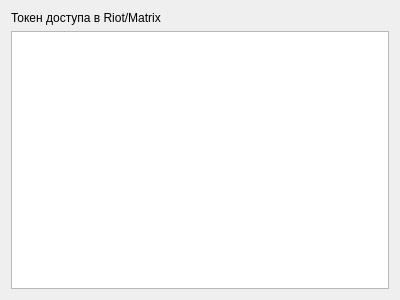
rkfg/mxstickers, file accesstokenpage.ui: the form before one commit.
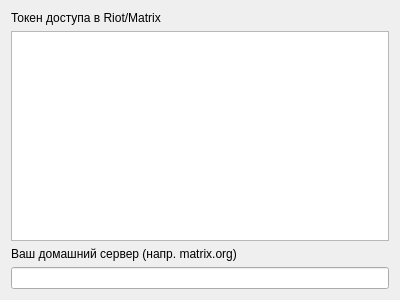
The form after the commit.

Commit message: Add server settings, remove debug output, add sticker server support

```diff
--- a/accesstokenpage.ui
+++ b/accesstokenpage.ui
@@ -14,8 +14,8 @@
    <string>Form</string>
   </property>
   <layout class="QGridLayout" name="gridLayout">
-   <item row="1" column="0">
-    <widget class="QPlainTextEdit" name="pte_access_token"/>
+   <item row="3" column="0">
+    <widget class="QLineEdit" name="le_server"/>
    </item>
    <item row="0" column="0">
     <widget class="QLabel" name="l_access_token">
@@ -24,6 +24,16 @@
      </property>
     </widget>
    </item>
+   <item row="1" column="0">
+    <widget class="QPlainTextEdit" name="pte_access_token"/>
+   </item>
+   <item row="2" column="0">
+    <widget class="QLabel" name="l_server">
+     <property name="text">
+      <string>Ваш домашний сервер (напр. matrix.org)</string>
+     </property>
+    </widget>
+   </item>
   </layout>
  </widget>
  <resources/>
```
The commit also changes 9 other files.
